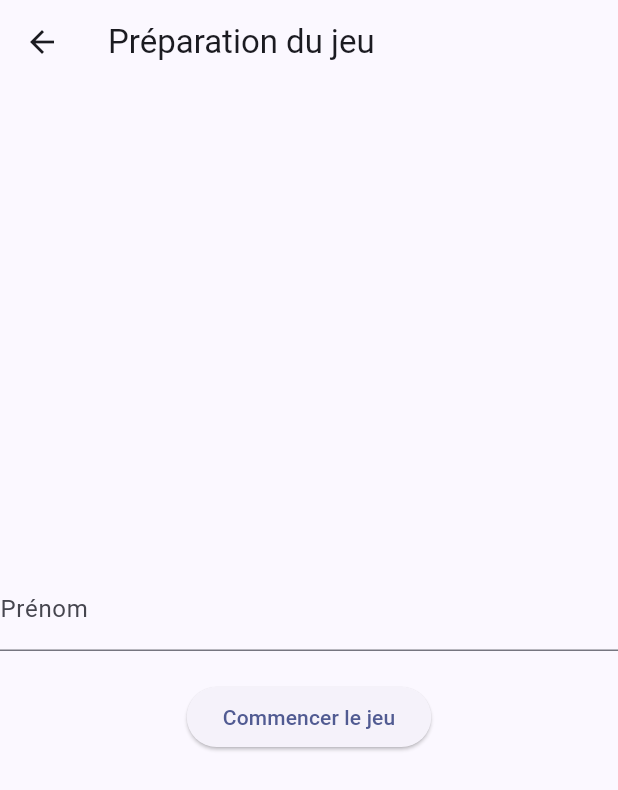
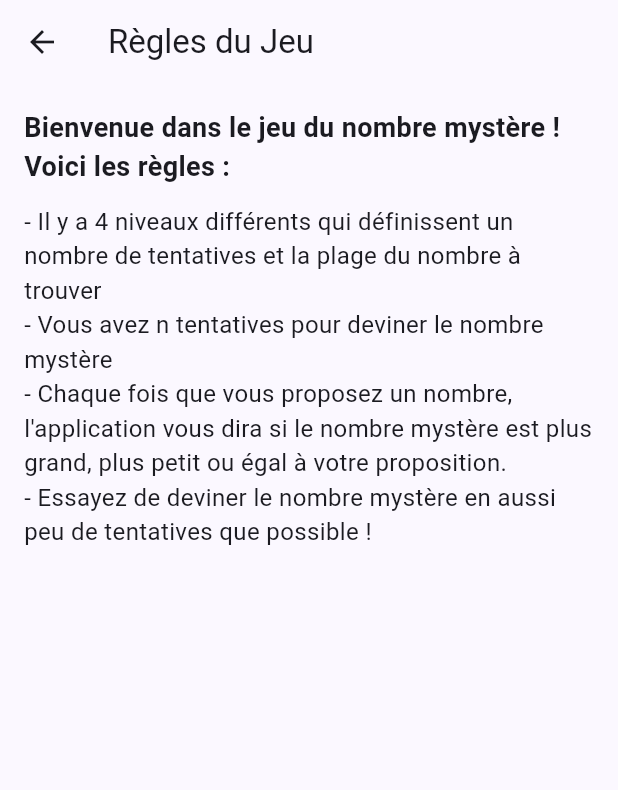
Before and after one commit to GaelSimon01/tp_mobile_note, a Flutter app: the screen it shows after launch, after a tap on "Login", after a tap on "Règles", on a phone screen of 412 x 824 dp. Shown: the top 790 px of the screen. Run offline on Flutter 3.47's test engine with Material 3 defaults, Android fonts, the phone set to English and light mode, and no system bars; our stand-ins replace go_router, sqflite; accounts and stored records are empty.

Commit message:
Ajout des rgèles + helper BDD

```diff
--- a/nombre_mystere/lib/app.dart
+++ b/nombre_mystere/lib/app.dart
@@ -1,5 +1,6 @@
 import 'package:flutter/material.dart';
 import 'package:go_router/go_router.dart';
+import 'package:nombre_mystere/database_helper/databaseHelper.dart';
 import 'package:provider/provider.dart';
 import 'package:nombre_mystere/notifier/loginnotifier.dart';
 import 'router/app_router.dart';
@@ -9,6 +10,8 @@ class MyApp extends StatelessWidget {
 
   @override
   Widget build(BuildContext context) {
+    DatabaseHelper.getDatabase();
+
     return MultiProvider(
         providers: [
             ChangeNotifierProvider(
@@ -16,6 +19,9 @@ class MyApp extends StatelessWidget {
             ),
             ProxyProvider<LoginInfo, AppRouter>(
                 update: (context, login, _) => AppRouter(loginInfo: login)
+            ),
+            Provider<DatabaseHelper>(
+              create: (_) => DatabaseHelper(),
             ),
         ],
         child: Builder(
--- /dev/null
+++ b/nombre_mystere/lib/database_helper/databaseHelper.dart
@@ -0,0 +1,65 @@
+import 'package:path/path.dart';
+import 'package:sqflite/sqflite.dart';
+
+class DatabaseHelper {
+  static Database? _database;
+
+  static Future<Database?> getDatabase() async {
+    if (_database != null) {
+      return _database;
+    }
+    _database = await _initDatabase();
+    return _database;
+  }
+
+  static Future<Database> _initDatabase() async {
+    String path = join(await getDatabasesPath(), 'database.db');
+    Database db = await openDatabase(
+      path,
+      onCreate: (db, version) async {
+        await db.execute('''
+          CREATE TABLE Niveau(
+            id INTEGER PRIMARY KEY,
+            nombre_tentatives INTEGER,
+            maximum INTEGER
+          )
+        ''');
+        await db.execute('''
+          CREATE TABLE Joueur(
+            id INTEGER PRIMARY KEY,
+            nom TEXT
+          )
+        ''');
+        await db.execute('''
+          CREATE TABLE Partie(
+            id INTEGER PRIMARY KEY,
+            id_joueur INTEGER,
+            id_niveau INTEGER,
+            tentatives_faites INTEGER,
+            gagnee INTEGER,
+            FOREIGN KEY (id_joueur) REFERENCES Joueur(id),
+            FOREIGN KEY (id_niveau) REFERENCES Niveau(id)
+          )
+        ''');
+        await db.execute('''
+          INSERT INTO Niveau (nombre_tentatives, maximum)
+          VALUES (10, 25)
+        ''');
+        await db.execute('''
+          INSERT INTO Niveau (nombre_tentatives, maximum)
+          VALUES (20, 100)
+        ''');
+        await db.execute('''
+          INSERT INTO Niveau (nombre_tentatives, maximum)
+          VALUES (25, 200)
+        ''');
+        await db.execute('''
+          INSERT INTO Niveau (nombre_tentatives, maximum)
+          VALUES (30, 500)
+        ''');
+      },
+      version: 1,
+    );
+    return db;
+  }
+}
--- a/nombre_mystere/lib/router/app_router.dart
+++ b/nombre_mystere/lib/router/app_router.dart
@@ -7,6 +7,7 @@ import 'package:nombre_mystere/ui/preamescreen.dart';
 import 'package:nombre_mystere/ui/playgame.dart';
 import 'package:nombre_mystere/ui/homescreen.dart';
 import 'package:nombre_mystere/ui/login.dart';
+import 'package:nombre_mystere/ui/rules.dart';
 import 'package:nombre_mystere/ui/screenshellroutes.dart';
 
 final GlobalKey<NavigatorState> _rootNavigatorKey = GlobalKey<NavigatorState>();
@@ -69,7 +70,7 @@ class AppRouter {
               GoRoute(
                   path: 'info',
                   builder: (context, state) {
-                    return const PreGamePage();
+                    return const RulesPage();
                   }
               ),
               ShellRoute(
--- /dev/null
+++ b/nombre_mystere/lib/ui/rules.dart
@@ -0,0 +1,40 @@
+import 'package:flutter/material.dart';
+
+class RulesPage extends StatelessWidget {
+  const RulesPage({super.key});
+
+  @override
+  Widget build(BuildContext context) {
+    return Scaffold(
+      appBar: AppBar(
+        title: const Text('Règles du Jeu'),
+      ),
+      body: ListView(
+        padding: const EdgeInsets.all(16.0),
+        children: const [
+          Text(
+            'Bienvenue dans le jeu du nombre mystère ! Voici les règles :',
+            style: TextStyle(fontSize: 18.0, fontWeight: FontWeight.bold),
+          ),
+          SizedBox(height: 12.0),
+          Text(
+            '- Il y a 4 niveaux différents qui définissent un nombre de tentatives et la plage du nombre à trouver',
+            style: TextStyle(fontSize: 16.0),
+          ),
+          Text(
+            '- Vous avez n tentatives pour deviner le nombre mystère',
+            style: TextStyle(fontSize: 16.0),
+          ),
+          Text(
+            '- Chaque fois que vous proposez un nombre, l\'application vous dira si le nombre mystère est plus grand, plus petit ou égal à votre proposition.',
+            style: TextStyle(fontSize: 16.0),
+          ),
+          Text(
+            '- Essayez de deviner le nombre mystère en aussi peu de tentatives que possible !',
+            style: TextStyle(fontSize: 16.0),
+          ),
+        ],
+      ),
+    );
+  }
+}
```
Also changed, not shown: nombre_mystere/lib/database_helper/requestHelper.dart (added, +36 -0 lines), nombre_mystere/lib/ui/preamescreen.dart (+53 -2 lines), 1 other file.
